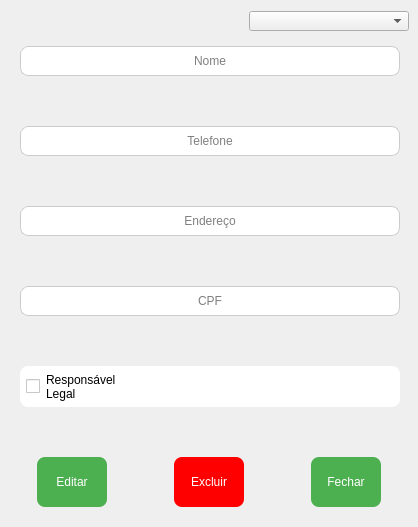
Old version of the form App/view/ui/parentInfo.ui in the repository Senac-SOR-ADS/Gerenciamento-Escolar.
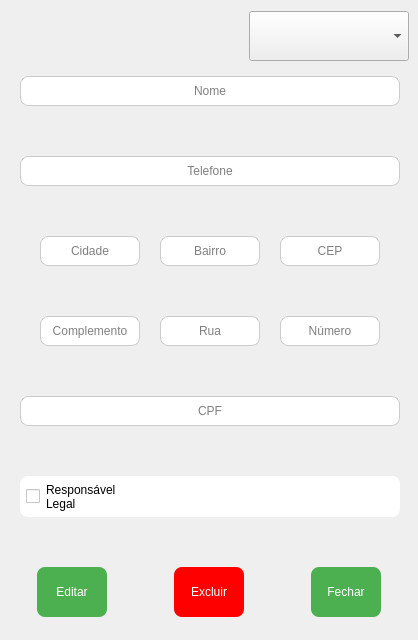
New version of the form. Icons and pictures are not drawn.

```diff
--- a/App/view/ui/parentInfo.ui
+++ b/App/view/ui/parentInfo.ui
@@ -7,7 +7,7 @@
     <x>0</x>
     <y>0</y>
     <width>418</width>
-    <height>524</height>
+    <height>640</height>
    </rect>
   </property>
   <property name="windowTitle">
@@ -95,7 +95,7 @@
        <property name="styleSheet">
         <string notr="true"/>
        </property>
-       <layout class="QVBoxLayout" name="verticalLayout" stretch="0,0,0,0,0,0">
+       <layout class="QVBoxLayout" name="verticalLayout" stretch="0,0,0,0,0,0,0">
         <property name="spacing">
          <number>50</number>
         </property>
@@ -120,14 +120,213 @@
          </widget>
         </item>
         <item>
-         <widget class="QLineEdit" name="endereco">
-          <property name="alignment">
-           <set>Qt::AlignCenter</set>
+         <layout class="QHBoxLayout" name="horizontalLayout_4">
+          <property name="spacing">
+           <number>0</number>
           </property>
-          <property name="placeholderText">
-           <string>Endereço</string>
+          <property name="rightMargin">
+           <number>0</number>
           </property>
-         </widget>
+          <item>
+           <widget class="QLineEdit" name="cidade">
+            <property name="enabled">
+             <bool>true</bool>
+            </property>
+            <property name="minimumSize">
+             <size>
+              <width>100</width>
+              <height>0</height>
+             </size>
+            </property>
+            <property name="maximumSize">
+             <size>
+              <width>100</width>
+              <height>16777215</height>
+             </size>
+            </property>
+            <property name="maxLength">
+             <number>30000</number>
+            </property>
+            <property name="echoMode">
+             <enum>QLineEdit::Normal</enum>
+            </property>
+            <property name="alignment">
+             <set>Qt::AlignCenter</set>
+            </property>
+            <property name="placeholderText">
+             <string>Cidade</string>
+            </property>
+           </widget>
+          </item>
+          <item>
+           <widget class="QLineEdit" name="bairro">
+            <property name="enabled">
+             <bool>true</bool>
+            </property>
+            <property name="minimumSize">
+             <size>
+              <width>100</width>
+              <height>20</height>
+             </size>
+            </property>
+            <property name="maximumSize">
+             <size>
+              <width>100</width>
+              <height>16777215</height>
+             </size>
+            </property>
+            <property name="maxLength">
+             <number>30000</number>
+            </property>
+            <property name="echoMode">
+             <enum>QLineEdit::Normal</enum>
+            </property>
+            <property name="alignment">
+             <set>Qt::AlignCenter</set>
+            </property>
+            <property name="placeholderText">
+             <string>Bairro</string>
+            </property>
+           </widget>
+          </item>
+          <item>
+           <widget class="QLineEdit" name="cep">
+            <property name="enabled">
+             <bool>true</bool>
+            </property>
+            <property name="minimumSize">
+             <size>
+              <width>100</width>
+              <height>0</height>
+             </size>
+            </property>
+            <property name="maximumSize">
+             <size>
+              <width>100</width>
+              <height>16777215</height>
+             </size>
+            </property>
+            <property name="maxLength">
+             <number>30000</number>
+            </property>
+            <property name="echoMode">
+             <enum>QLineEdit::Normal</enum>
+            </property>
+            <property name="alignment">
+             <set>Qt::AlignCenter</set>
+            </property>
+            <property name="placeholderText">
+             <string>CEP</string>
+            </property>
+           </widget>
+          </item>
+         </layout>
+        </item>
+        <item>
+         <layout class="QHBoxLayout" name="horizontalLayout_6">
+          <property name="spacing">
+           <number>0</number>
+          </property>
+          <property name="leftMargin">
+           <number>0</number>
+          </property>
+          <property name="rightMargin">
+           <number>0</number>
+          </property>
+          <item>
+           <widget class="QLineEdit" name="complemento">
+            <property name="enabled">
+             <bool>true</bool>
+            </property>
+            <property name="minimumSize">
+             <size>
+              <width>100</width>
+              <height>0</height>
+             </size>
+            </property>
+            <property name="maximumSize">
+             <size>
+              <width>100</width>
+              <height>16777215</height>
+             </size>
+            </property>
+            <property name="maxLength">
+             <number>30000</number>
+            </property>
+            <property name="echoMode">
+             <enum>QLineEdit::Normal</enum>
+            </property>
+            <property name="alignment">
+             <set>Qt::AlignCenter</set>
+            </property>
+            <property name="placeholderText">
+             <string>Complemento</string>
+            </property>
+           </widget>
+          </item>
+          <item>
+           <widget class="QLineEdit" name="rua">
+            <property name="enabled">
+             <bool>true</bool>
+            </property>
+            <property name="minimumSize">
+             <size>
+              <width>100</width>
+              <height>0</height>
+             </size>
+            </property>
+            <property name="maximumSize">
+             <size>
+              <width>100</width>
+              <height>16777215</height>
+             </size>
+            </property>
+            <property name="maxLength">
+             <number>30000</number>
+            </property>
+            <property name="echoMode">
+             <enum>QLineEdit::Normal</enum>
+            </property>
+            <property name="alignment">
+             <set>Qt::AlignCenter</set>
+            </property>
+            <property name="placeholderText">
+             <string>Rua</string>
+            </property>
+           </widget>
+          </item>
+          <item>
+           <widget class="QLineEdit" name="numero">
+            <property name="enabled">
+             <bool>true</bool>
+            </property>
+            <property name="minimumSize">
+             <size>
+              <width>100</width>
+              <height>0</height>
+             </size>
+            </property>
+            <property name="maximumSize">
+             <size>
+              <width>100</width>
+              <height>16777215</height>
+             </size>
+            </property>
+            <property name="maxLength">
+             <number>30000</number>
+            </property>
+            <property name="echoMode">
+             <enum>QLineEdit::Normal</enum>
+            </property>
+            <property name="alignment">
+             <set>Qt::AlignCenter</set>
+            </property>
+            <property name="placeholderText">
+             <string>Número</string>
+            </property>
+           </widget>
+          </item>
+         </layout>
         </item>
         <item>
          <widget class="QLineEdit" name="cpf">
```
